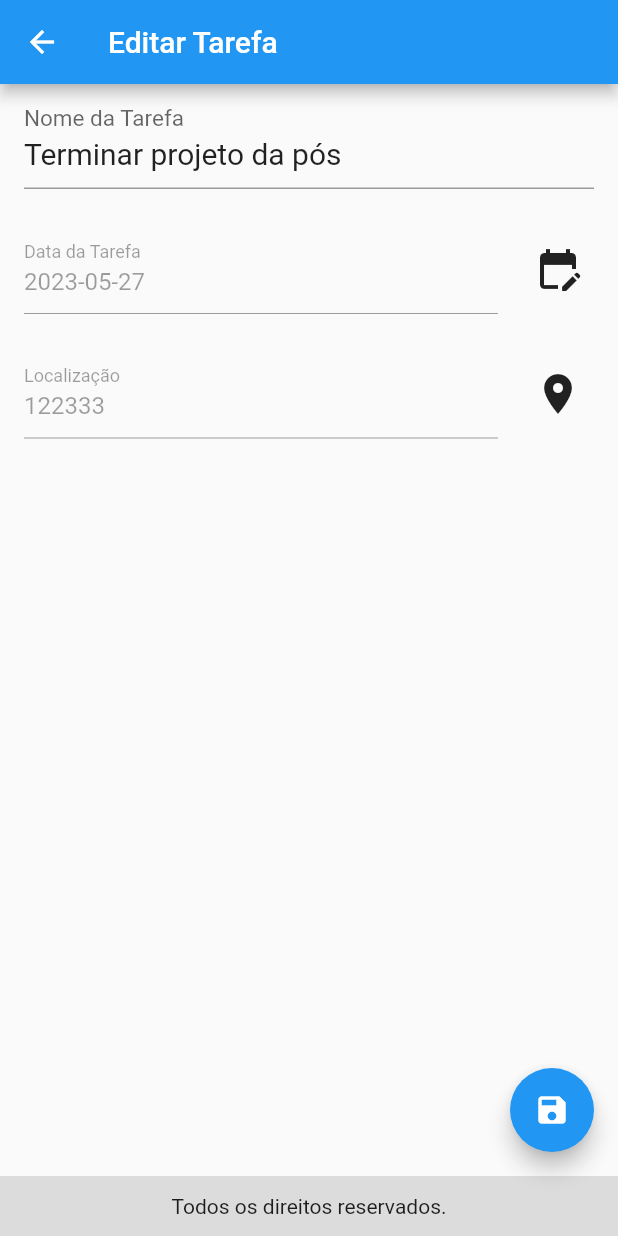
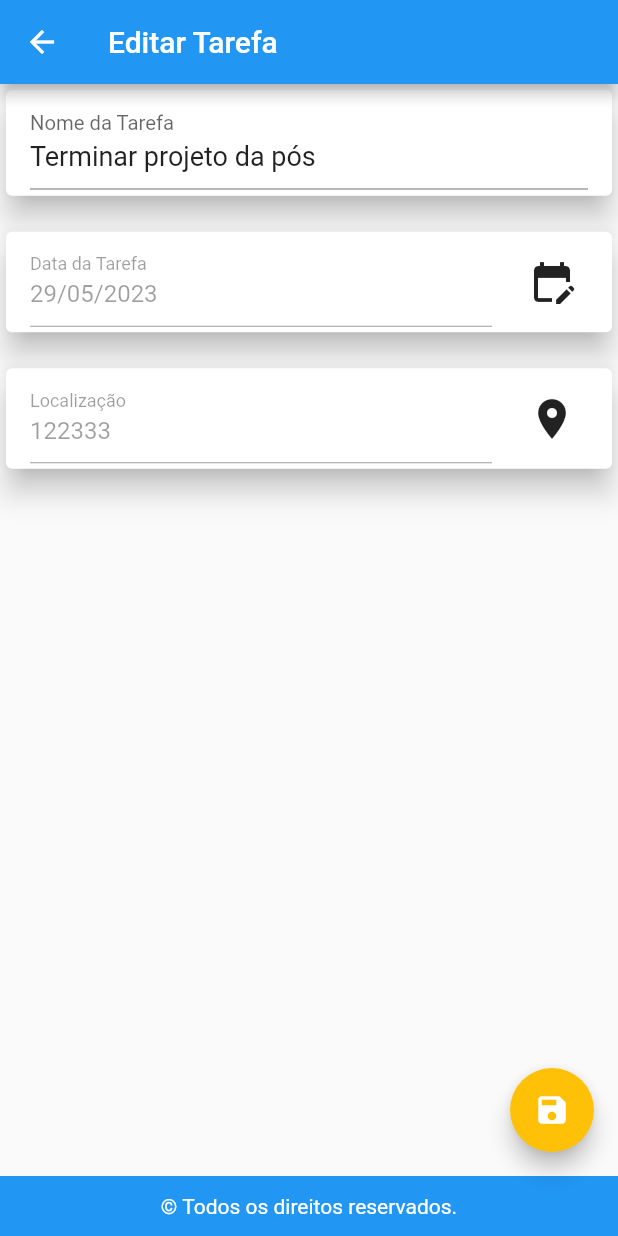
Before and after one commit to julianomatos/lista_tarefas, a Flutter app: the screen it shows after launch, after a tap on the "edit" icon, on a phone screen of 412 x 824 dp. Run offline on Flutter 3.47's test engine with Material 2 defaults, Android fonts, the phone set to English and light mode, and no system bars; our stand-ins replace geocoding, location.

Commit message:
class data_utils

```diff
--- /dev/null
+++ b/lib/components/footer.dart
@@ -0,0 +1,18 @@
+import 'package:flutter/material.dart';
+
+class Footer extends StatelessWidget {
+  const Footer({super.key});
+
+  @override
+  Widget build(BuildContext context) {
+    return Container(
+      height: 40,
+      color: Colors.blue,
+      child: const Center(
+        child: Text(
+          '© Todos os direitos reservados.',
+          style: TextStyle(color: Colors.white),),
+      ),
+    );
+  }
+}
--- a/lib/main.dart
+++ b/lib/main.dart
@@ -18,16 +18,24 @@ void main() {
 }
 
 class MyApp extends StatelessWidget {
+//  final darkTheme = ThemeData(
+//   brightness: Brightness.dark,
+//   primaryColor: Colors.blueGrey[800], colorScheme: ColorScheme.fromSwatch().copyWith(secondary: Colors.deepPurple[400]),
+// );
   @override
   Widget build(BuildContext context) {
     return MaterialApp(
-      theme: ThemeData(
-    primaryColor: Colors.black12,
-    secondaryHeaderColor: Colors.white,
-    // Outras definições de cores do tema...
-  ),
+  //     theme: ThemeData(
+  //   primaryColor: Colors.black12,
+  //   secondaryHeaderColor: Colors.white,
+  // ),
+  theme: ThemeData(
+        colorScheme: ColorScheme.fromSwatch(primarySwatch: Colors.blue)
+            .copyWith(secondary: Colors.amber),
+        //
+      ),
       routes: {
-        RoutePaths.HOME: (context) => const ListTask(),
+        RoutePaths.HOME: (context) => ListTask(),
         RoutePaths.TASKTCREATESCREEN: (context) => CreateTask(),
         RoutePaths.TASKTUPDATESCREEN: (context) => EditTask(),
         RoutePaths.TASKDELETESCREEN: (context) => DeleteTask(),
--- a/lib/providers/task_provider.dart
+++ b/lib/providers/task_provider.dart
@@ -5,13 +5,22 @@ class TaskProvider with ChangeNotifier {
   final List<Task> _tasks = [
     Task(
       name: 'Terminar projeto da pós',
-      date: DateTime.now(),
+      date: DateTime(2023, 05, 29),
       location: '122333',
     ),
     Task(
       name: 'Concluir capítulo 9 do curso',
-      date: DateTime.now(),
+      date: DateTime(2023, 05, 27),
       location: '454545',
+    ),Task(
+      name: 'Compras no mercado',
+      date: DateTime(2023, 05, 26),
+      location: '334455',
+    ),
+    Task(
+      name: 'Ir ao dentista',
+      date: DateTime(2023, 05, 24),
+      location: '667788',
     ),
   ];
 
--- a/lib/screens/edit_task.dart
+++ b/lib/screens/edit_task.dart
@@ -2,12 +2,13 @@
 
 import 'package:flutter/material.dart';
 import 'package:lista_compras/models/task.dart';
-import 'package:location/location.dart';
 import 'package:provider/provider.dart';
+import '../components/footer.dart';
 import '../providers/task_provider.dart';
+import '../utils/data_utils.dart';
 
 class EditTask extends StatelessWidget {
-  DateTime? selectedDateTime;
+  DateTime? selectedDate;
   final _date = TextEditingController();
   final _name = TextEditingController();
   final _location = TextEditingController();
@@ -19,8 +20,8 @@ class EditTask extends StatelessWidget {
     return Consumer<TaskProvider>(builder: (context, taskProvider, _) {
       Task task = taskProvider.showTask(index);
       _name.text = task.name;
-      _date.text = task.date.toString().substring(0, 10);
-      selectedDateTime = task.date;
+      _date.text = DataUtils.formatDate(task.date);
+      selectedDate = task.date;
       _location.text = task.location;
       return Scaffold(
         appBar: AppBar(
@@ -32,17 +33,22 @@ class EditTask extends StatelessWidget {
             //   child:
             Column(
           children: [
-            ListTile(
-              title:TextField(
-                  style: const TextStyle(fontSize: 20),
+            Card(
+              elevation: 8,
+              child: ListTile(
+                title: TextField(
+                  style: const TextStyle(fontSize: 18),
                   controller: _name,
                   decoration: const InputDecoration(
                     labelText: 'Nome da Tarefa',
                   ),
                 ),
               ),
+            ),
             const SizedBox(height: 16.0),
-            ListTile(
+            Card(
+              elevation: 8,
+              child: ListTile(
                 title: TextField(
                   enabled: false,
                   controller: _date,
@@ -55,25 +61,21 @@ class EditTask extends StatelessWidget {
                   iconSize: 32,
                   color: Colors.black87,
                   onPressed: () async {
-                final selectedDate = await showDatePicker(
+                    selectedDate = await showDatePicker(
                       context: context,
-                  initialDate: selectedDateTime!,
+                      initialDate: selectedDate!,
                       firstDate: DateTime(2021),
                       lastDate: DateTime(2025),
                     );
-                if (selectedDate != null) {
-                  selectedDateTime = DateTime(
-                    selectedDate.year,
-                    selectedDate.month,
-                    selectedDate.day,
-                  );
-                  _date.text = selectedDateTime.toString().substring(0, 10);
-                }
+                    _date.text = DataUtils.formatDate(selectedDate!);
                   },
                 ),
               ),
+            ),
             const SizedBox(height: 16.0),
-            ListTile(
+            Card(
+              elevation: 8,
+              child: ListTile(
                 title: TextField(
                   enabled: false,
                   controller: _location,
@@ -81,14 +83,15 @@ class EditTask extends StatelessWidget {
                     labelText: "Localização",
                   ),
                 ),
-                  trailing:IconButton(
+                trailing: IconButton(
                   iconSize: 32,
                   color: Colors.black87,
                   icon: const Icon(Icons.location_on),
                   onPressed: () async {
-                    final currentPosition = await getLocation();
+                    final currentPosition = await DataUtils.getLocation();
                     _location.text = currentPosition;
                   },
+                ),
               ),
             ),
             // ElevatedButton(
@@ -113,7 +116,7 @@ class EditTask extends StatelessWidget {
             if (_name.text.isNotEmpty && _location.text.isNotEmpty) {
               final updatedTask = Task(
                 name: _name.text,
-                date: selectedDateTime!,
+                date: selectedDate!,
                 location: _location.text,
               );
               taskProvider.editTask(index, updatedTask);
@@ -137,34 +140,8 @@ class EditTask extends StatelessWidget {
             }
           },
         ),
-         bottomNavigationBar: Container(
-            height: 40,
-            color: Theme.of(context).primaryColor,
-            child: const Center(
-              child: Text('Todos os direitos reservados.'),
-            ),
-          ),
+        bottomNavigationBar: const Footer(),
       );
     });
   }
-
-  Future<String> getLocation() async {
-    Location location = Location();
-    bool serviceEnabled;
-    PermissionStatus permissionGranted;
-    LocationData locationData;
-
-    serviceEnabled = await location.serviceEnabled();
-    if (!serviceEnabled) {
-      serviceEnabled = await location.requestService();
-      if (!serviceEnabled) Future.value("");
 }
-    permissionGranted = await location.hasPermission();
-    if (permissionGranted == PermissionStatus.denied) {
-      permissionGranted = await location.requestPermission();
-      if (permissionGranted != PermissionStatus.granted) Future.value("");
-    }
-    locationData = await location.getLocation();
-    return "${locationData.latitude} : ${locationData.longitude}";
-  }
-}
--- a/lib/screens/list_task.dart
+++ b/lib/screens/list_task.dart
@@ -1,11 +1,14 @@
-// ignore_for_file: prefer_const_constructors, unused_import
+// ignore_for_file: prefer_const_constructors, unused_import, non_constant_identifier_names
 
 import 'package:flutter/material.dart';
+import 'package:geocoding/geocoding.dart';
 import 'package:lista_compras/routes/routes_path.dart';
+import '../components/footer.dart';
 import '../models/task.dart';
 import '../providers/task_provider.dart';
 import 'create_task.dart';
 import 'edit_task.dart';
+import '../utils/data_utils.dart';
 import 'package:provider/provider.dart';
 
 class ListTask extends StatefulWidget {
@@ -16,6 +19,8 @@ class ListTask extends StatefulWidget {
 }
 
 class _ListTaskState extends State<ListTask> {
+
+
   @override
   Widget build(BuildContext context) {
     // TaskProvider taskProvider = TaskProvider();
@@ -32,14 +37,24 @@ class _ListTaskState extends State<ListTask> {
             itemCount: tasks.length,
             itemBuilder: (context, index) {
               final task = tasks[index];
-              return ListTile(
+              return Card(
+                elevation: 8,
+                margin: const EdgeInsets.symmetric(
+                  vertical: 10,
+                  horizontal: 10,
+                ),
+                child: ListTile(
                   title: Text(task.name),
-                subtitle: Text(task.date.toString().substring(0, 10)),
+                  //title: Text(getLocation() as String),
+                  // subtitle: Text(task.date.toString().substring(0, 10)),
+                  subtitle: Text(DataUtils.formatDate(task.date)),
+                  // '${widget.transaction.date.day.toString().padLeft(2, '0')}/${widget.transaction.date.month.toString().padLeft(2, '0')}/${widget.transaction.date.year.toString()}'),
                   trailing: Row(
                     mainAxisSize: MainAxisSize.min,
                     children: [
                       IconButton(
                         icon: Icon(Icons.edit),
+                        // color: Colors.black87,
                         onPressed: () {
                           // Abre a tela da edição de tarefas
                           Navigator.of(context).pushNamed(
@@ -50,6 +65,7 @@ class _ListTaskState extends State<ListTask> {
                       ),
                       IconButton(
                         icon: Icon(Icons.delete),
+                        // color: Colors.amberAccent,
                         onPressed: () {
                           // Abre a tela de exclusão de tarefas
                           Navigator.of(context).pushNamed(
@@ -59,6 +75,7 @@ class _ListTaskState extends State<ListTask> {
                         },
                       ),
                     ],
+                  ),
                 ),
               );
             },
@@ -70,15 +87,15 @@ class _ListTaskState extends State<ListTask> {
               Navigator.of(context).pushNamed(RoutePaths.TASKTCREATESCREEN);
             },
           ),
-           bottomNavigationBar: Container(
-            height: 40,
-            color: Theme.of(context).primaryColor,
-            child: Center(
-              child: Text('Todos os direitos reservados.'),
-            ),
-          ),
+          bottomNavigationBar: Footer(),
         );
       },
     );
   }
+
+  // Future<String> getLocation() async {
+  //   List<Location> locations =
+  //       await locationFromAddress("Rua Dionel Ferro, 415");
+  //   return locations[0].latitude.toString();
+  // }
 }
--- /dev/null
+++ b/lib/utils/data_utils.dart
@@ -0,0 +1,28 @@
+import 'package:location/location.dart';
+
+class DataUtils {
+  static String formatDate(DateTime data) {
+    String newData =
+        '${data.day.toString().padLeft(2, '0')}/${data.month.toString().padLeft(2, '0')}/${data.year.toString()}';
+    return newData;
+  }
+  static Future<String> getLocation() async {
+    Location location = Location();
+    bool serviceEnabled;
+    PermissionStatus permissionGranted;
+    LocationData locationData;
+
+    serviceEnabled = await location.serviceEnabled();
+    if (!serviceEnabled) {
+      serviceEnabled = await location.requestService();
+      if (!serviceEnabled) Future.value("");
+    }
+    permissionGranted = await location.hasPermission();
+    if (permissionGranted == PermissionStatus.denied) {
+      permissionGranted = await location.requestPermission();
+      if (permissionGranted != PermissionStatus.granted) Future.value("");
+    }
+    locationData = await location.getLocation();
+    return "${locationData.latitude} : ${locationData.longitude}";
+  }
+}
--- a/pubspec.yaml
+++ b/pubspec.yaml
@@ -33,6 +33,7 @@ dependencies:
   provider: ^6.0.5
   http: ^0.13.6
   location: ^4.2.0
+  geocoding: ^2.0.0
 
 
 
```
Also changed, not shown: lib/screens/create_task.dart (+30 -49 lines), lib/screens/delete_task.dart (+23 -19 lines), pubspec.lock. Lines whose indentation alone changed are shown as unchanged.
